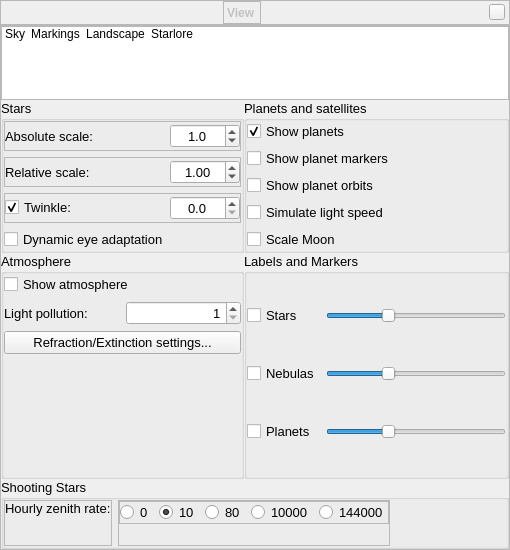
Old version of the form src/gui/viewDialog.ui in the repository AlBannaTechno/stellarium.
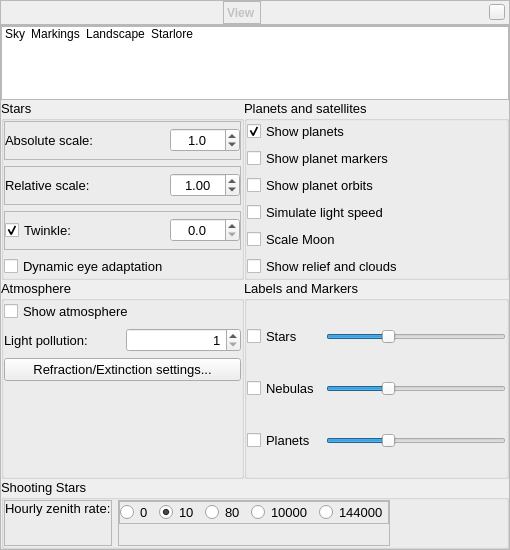
New version of the form. Icons and pictures are not drawn. Custom widgets are drawn as their Qt base class.

Commit message: code refactoring: - fixed formatting for code - added checkbox in GUI for switch a show a relief and clouds for terrestrial planets and moons

```diff
--- a/src/gui/viewDialog.ui
+++ b/src/gui/viewDialog.ui
@@ -640,6 +640,16 @@
                </property>
               </widget>
              </item>
+             <item>
+              <widget class="QCheckBox" name="planetImproveRenderCheckBox">
+               <property name="toolTip">
+                <string>Show relief and clouds for terrestrial planets and moons</string>
+               </property>
+               <property name="text">
+                <string>Show relief and clouds</string>
+               </property>
+              </widget>
+             </item>
             </layout>
            </widget>
           </item>
```
The commit also changes 5 other files.
